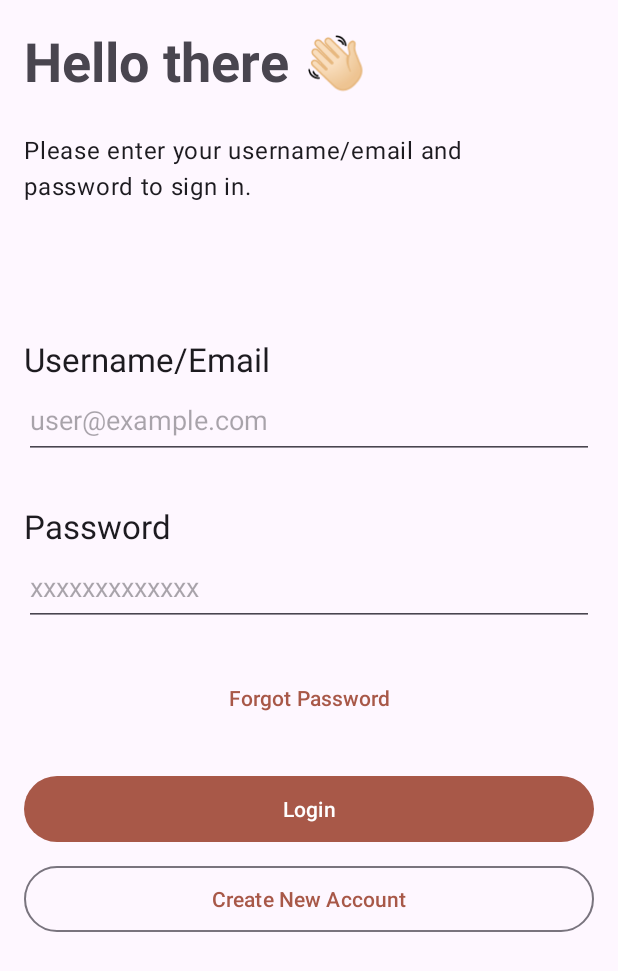
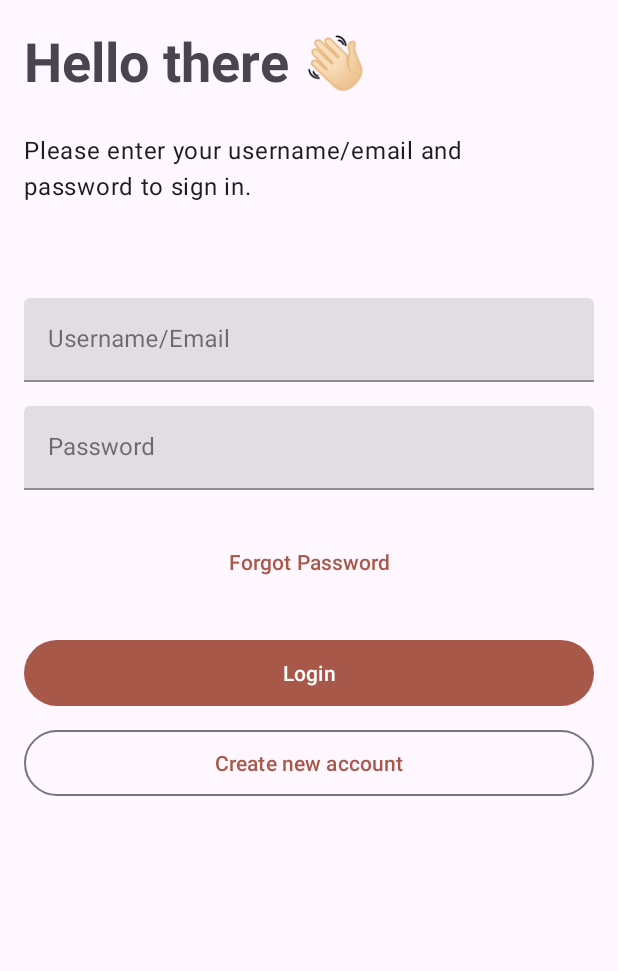
Before and after one commit to Ahmedbadr22/articlo, an Android app: the LoginFragment screen opened through its navigation route, on a phone screen of 412 x 824 dp. Shown: the top 971 px of the screen. Run offline under Robolectric (Android 15) with nearby library versions, the phone set to English and light mode, and no system bars; our stand-ins replace data binding, sdp/ssp sizes.

Commit message:
update: login username/email & password textInputField

```diff
--- a/app/src/main/res/layout/fragment_login.xml
+++ b/app/src/main/res/layout/fragment_login.xml
@@ -36,50 +36,41 @@
             app:layout_constraintStart_toStartOf="@+id/tv_hello_there"
             app:layout_constraintTop_toBottomOf="@+id/tv_hello_there" />
 
-        <TextView
-            android:id="@+id/tv_username_email"
-            style="@style/TextAppearance.Material3.TitleLarge"
-            android:layout_width="wrap_content"
+        <com.google.android.material.textfield.TextInputLayout
+            android:id="@+id/tf_username_email"
+            android:layout_width="match_parent"
             android:layout_height="wrap_content"
-            android:layout_marginTop="90dp"
-            android:labelFor="@+id/edt_email"
-            android:text="@string/username_email"
-            app:layout_constraintStart_toStartOf="@+id/tv_login_tip"
-            app:layout_constraintTop_toBottomOf="@+id/tv_login_tip" />
+            android:layout_marginTop="64dp"
+            android:hint="@string/username_email"
+            style="@style/Widget.MaterialComponents.TextInputLayout.FilledBox"
+            app:layout_constraintTop_toBottomOf="@+id/tv_login_tip"
+            tools:layout_editor_absoluteX="5dp">
 
-        <EditText
-            android:id="@+id/edt_email"
-            android:layout_width="0dp"
-            android:layout_height="@dimen/_40sdp"
-            android:hint="@string/user_example_com"
-            android:importantForAutofill="no"
-            android:inputType="textEmailAddress"
-            app:layout_constraintEnd_toEndOf="parent"
-            app:layout_constraintStart_toStartOf="parent"
-            app:layout_constraintTop_toBottomOf="@+id/tv_username_email"
-            tools:ignore="LabelFor" />
+            <com.google.android.material.textfield.TextInputEditText
+                android:id="@+id/ti_username_email"
+                android:layout_width="match_parent"
+                android:layout_height="wrap_content"
+                />
 
-        <TextView
-            android:id="@+id/tv_password"
-            style="@style/TextAppearance.Material3.TitleLarge"
-            android:layout_width="wrap_content"
+        </com.google.android.material.textfield.TextInputLayout>
+
+        <com.google.android.material.textfield.TextInputLayout
+            android:id="@+id/tf_password"
+            android:layout_width="match_parent"
             android:layout_height="wrap_content"
-            android:layout_marginTop="30dp"
-            android:labelFor="@+id/edt_email"
-            android:text="@string/password"
-            app:layout_constraintStart_toStartOf="@+id/tv_login_tip"
-            app:layout_constraintTop_toBottomOf="@+id/edt_email" />
+            android:layout_marginTop="16dp"
+            android:hint="@string/password"
+            style="@style/Widget.MaterialComponents.TextInputLayout.FilledBox"
+            app:layout_constraintTop_toBottomOf="@+id/tf_username_email"
+            tools:layout_editor_absoluteX="5dp">
 
-        <EditText
-            android:id="@+id/edt_password"
-            android:layout_width="0dp"
-            android:layout_height="@dimen/_40sdp"
-            android:inputType="textPassword"
-            android:hint="@string/xxxxxxxxxxxxx"
-            app:layout_constraintEnd_toEndOf="parent"
-            app:layout_constraintStart_toStartOf="parent"
-            app:layout_constraintTop_toBottomOf="@+id/tv_password"
-            android:importantForAutofill="no" />
+            <com.google.android.material.textfield.TextInputEditText
+                android:id="@+id/ti_password"
+                android:layout_width="match_parent"
+                android:layout_height="wrap_content"
+                />
+
+        </com.google.android.material.textfield.TextInputLayout>
 
         <Button
             android:id="@+id/btn_forgot_password"
@@ -90,7 +81,7 @@
             android:text="@string/forgot_password"
             app:layout_constraintEnd_toEndOf="parent"
             app:layout_constraintStart_toStartOf="parent"
-            app:layout_constraintTop_toBottomOf="@+id/edt_password" />
+            app:layout_constraintTop_toBottomOf="@+id/tf_password" />
 
         <Button
             android:id="@+id/btn_login"
--- a/app/src/main/res/values/strings.xml
+++ b/app/src/main/res/values/strings.xml
@@ -18,5 +18,5 @@
     <string name="xxxxxxxxxxxxx" translatable="false">xxxxxxxxxxxxx</string>
     <string name="forgot_password">Forgot Password</string>
     <string name="login">Login</string>
-    <string name="create_new_account">Create New Account</string>
+    <string name="create_new_account">Create new account</string>
 </resources>
```
